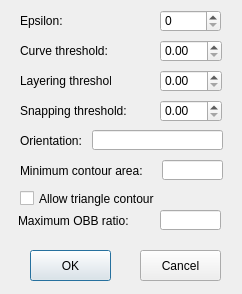
xwzhangcs/LEGO, file LEGO/CurveOptionDialog.ui: the form before one commit.
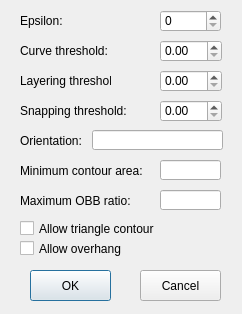
The form after the commit.

Commit message: Added allow_overhang flag.

```diff
--- a/LEGO/CurveOptionDialog.ui
+++ b/LEGO/CurveOptionDialog.ui
@@ -7,7 +7,7 @@
     <x>0</x>
     <y>0</y>
     <width>242</width>
-    <height>294</height>
+    <height>314</height>
    </rect>
   </property>
   <property name="windowTitle">
@@ -17,7 +17,7 @@
    <property name="geometry">
     <rect>
      <x>30</x>
-     <y>250</y>
+     <y>270</y>
      <width>81</width>
      <height>31</height>
     </rect>
@@ -76,7 +76,7 @@
    <property name="geometry">
     <rect>
      <x>140</x>
-     <y>250</y>
+     <y>270</y>
      <width>81</width>
      <height>31</height>
     </rect>
@@ -160,7 +160,7 @@
   <widget class="QLineEdit" name="lineEditMinContourArea">
    <property name="geometry">
     <rect>
-     <x>162</x>
+     <x>160</x>
      <y>160</y>
      <width>61</width>
      <height>20</height>
@@ -187,7 +187,7 @@
    <property name="geometry">
     <rect>
      <x>20</x>
-     <y>190</y>
+     <y>220</y>
      <width>141</width>
      <height>17</height>
     </rect>
@@ -199,8 +199,8 @@
   <widget class="QLabel" name="label_7">
    <property name="geometry">
     <rect>
-     <x>18</x>
-     <y>210</y>
+     <x>20</x>
+     <y>190</y>
      <width>131</width>
      <height>21</height>
     </rect>
@@ -213,7 +213,7 @@
    <property name="geometry">
     <rect>
      <x>160</x>
-     <y>210</y>
+     <y>190</y>
      <width>61</width>
      <height>20</height>
     </rect>
@@ -222,6 +222,19 @@
     <set>Qt::AlignRight|Qt::AlignTrailing|Qt::AlignVCenter</set>
    </property>
   </widget>
+  <widget class="QCheckBox" name="checkBoxAllowOverhang">
+   <property name="geometry">
+    <rect>
+     <x>20</x>
+     <y>240</y>
+     <width>141</width>
+     <height>17</height>
+    </rect>
+   </property>
+   <property name="text">
+    <string>Allow overhang</string>
+   </property>
+  </widget>
  </widget>
  <layoutdefault spacing="6" margin="11"/>
  <resources/>
```
The commit also changes 27 other files.
